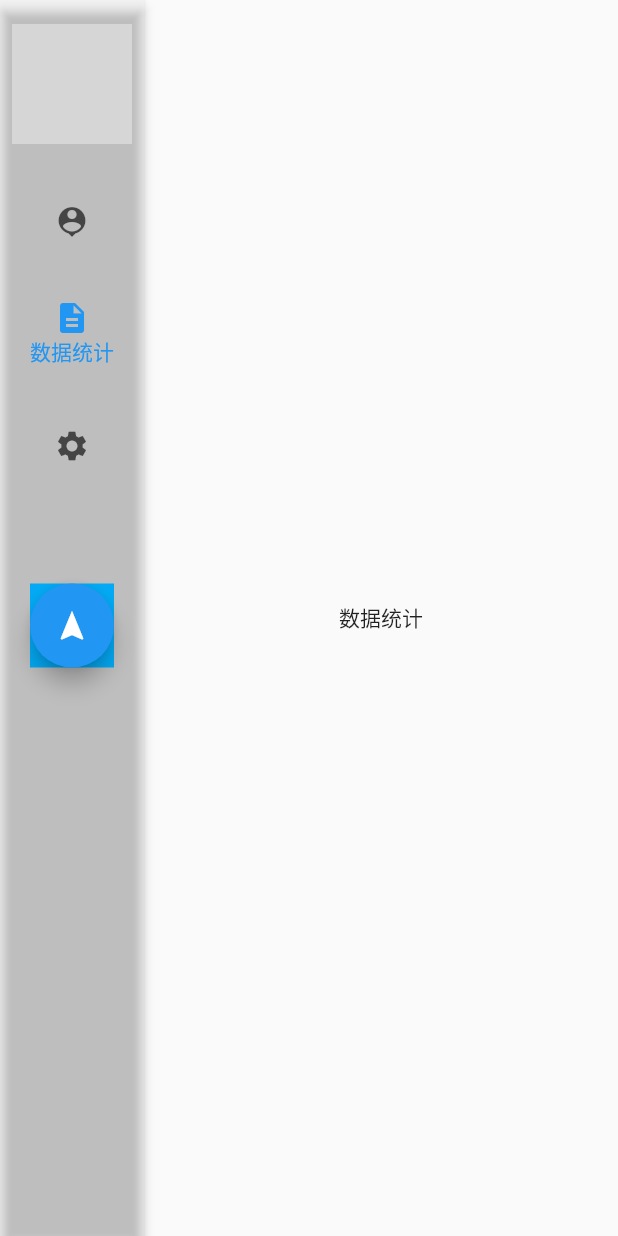
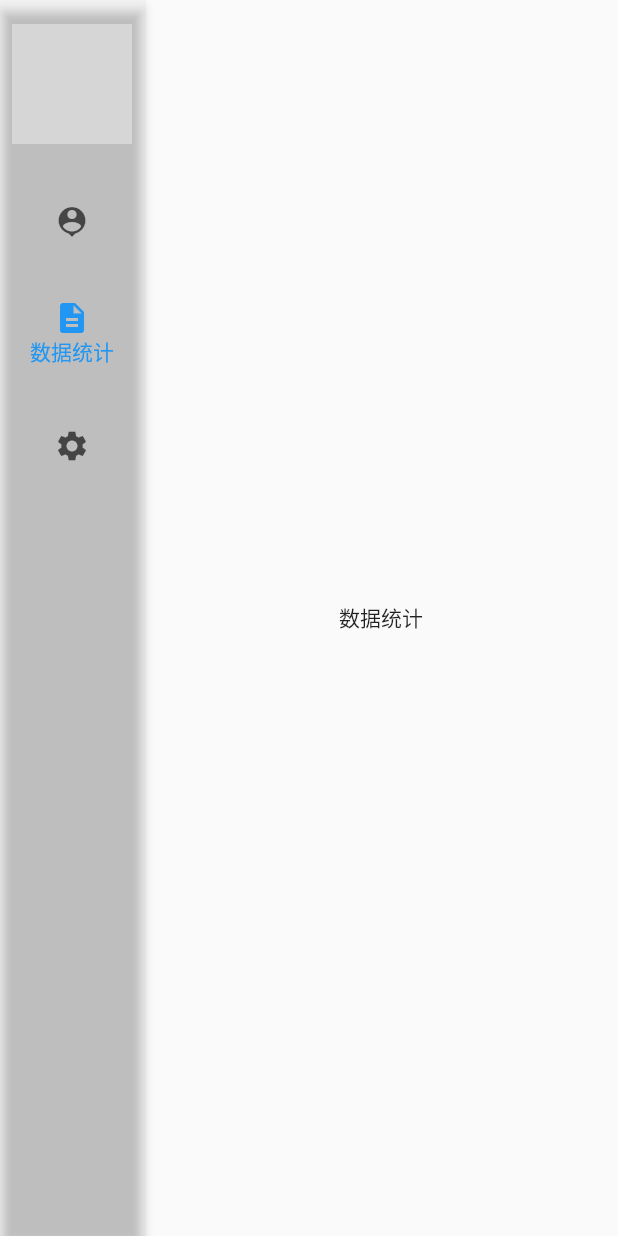
Before and after one commit to CNAD666/book_manage, a Flutter app: the MainPage screen opened directly, after a tap on "数据统计", on a phone screen of 412 x 824 dp. Run offline on Flutter 3.47's test engine with Material 2 defaults, Android fonts, the phone set to English and light mode, and no system bars; our stand-ins replace bloc, dio, extended_image, fluro, flutter_bloc, flutter_screenutil; missing offline and left inert: dart:html; accounts and stored records are empty; network calls fail; statements that could not run were skipped; grey boxes are pictures that could not be loaded.

Commit message:
敲定问题场景

```diff
--- a/lib/module/main/setting/setting_view.dart
+++ b/lib/module/main/setting/setting_view.dart
@@ -14,11 +14,24 @@ class SettingPage extends StatelessWidget {
             Container(
               color: Colors.amberAccent,
             ),
-            Center(
-              child: Expanded(
-                child: Container(
-                  color: Colors.lightBlue,
-                ),
+            Expanded(
+              child: Column(
+                mainAxisSize: MainAxisSize.min,
+                children: [
+                  Container(
+                    color: Colors.lightBlue,
+                  ),
+                  ConstrainedBox(
+                    constraints:BoxConstraints(),
+                    child: Column(
+                      children: [
+                        Expanded(
+                          child: Container(color: Colors.deepOrange,),
+                        ),
+                      ],
+                    ),
+                  )
+                ],
               ),
             )
           ],
--- a/lib/module/main/widget/left_navigation_area.dart
+++ b/lib/module/main/widget/left_navigation_area.dart
@@ -44,26 +44,9 @@ class LeftNavigationArea extends StatelessWidget {
     Widget bottomWidget = Container(
       child: IntrinsicHeight(
         child: Column(
-          mainAxisSize: MainAxisSize.min,
           children: [
             Expanded(
-              flex: 1,
-              child: Container(
-                color: Colors.deepOrange,
-              ),
-            ),
-            Expanded(
-              flex: 1,
-              child: Container(
-                color: Colors.lightBlue,
-                alignment: Alignment.bottomCenter,
-                child: FloatingActionButton(
-                  onPressed: () {
-                    onExtend();
-                  },
-                  child: Icon(state.isExtended ? Icons.send : Icons.navigation),
-                ),
-              ),
+              child: Container(color: Colors.deepOrange,),
             ),
           ],
         ),
```
